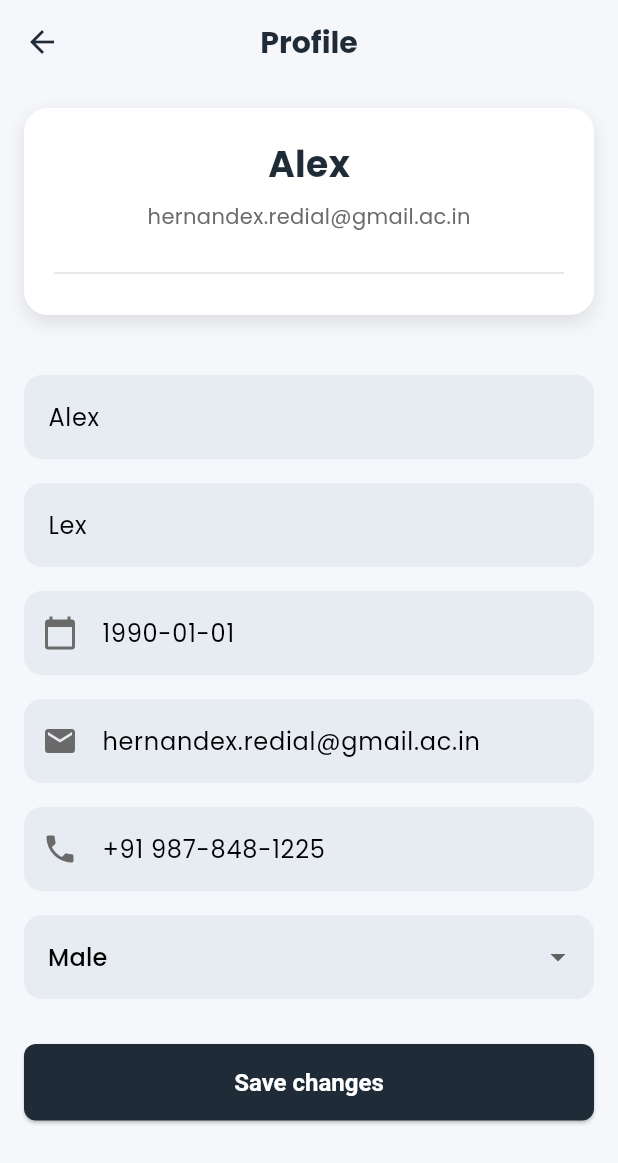
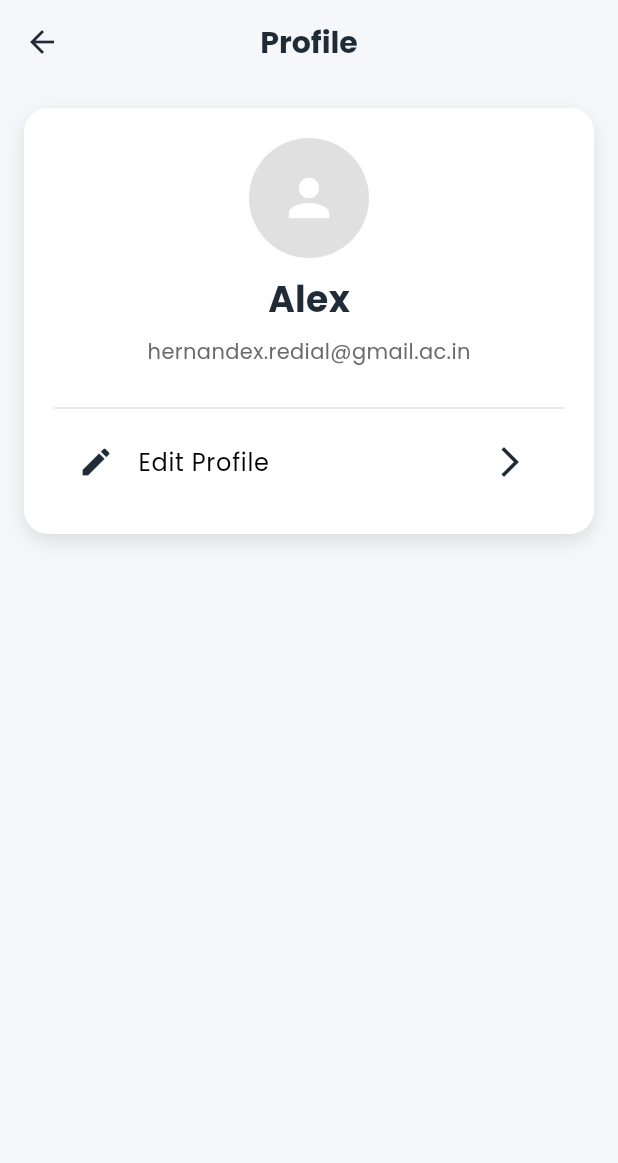
Before and after one commit to zw-weng/EduConnect-Xcode, a Flutter app: the ProfileScreen screen opened directly, on a phone screen of 412 x 824 dp. Shown: the top 1163 px of the screen. Run offline on Flutter 3.47's test engine with Material 3 defaults, Android fonts, the phone set to English and light mode, and no system bars; our stand-ins replace carousel_slider, dio, google_nav_bar, youtube_player_flutter; missing offline and left inert: external_path, flutter_file_dialog, pdfx, youtube_explode_dart.

Commit message:
update profile

```diff
--- a/lib/screens/profile_screen.dart
+++ b/lib/screens/profile_screen.dart
@@ -1,76 +1,20 @@
 import 'package:flutter/material.dart';
 import 'package:educonnect/widgets/profile_card.dart';
-import 'package:educonnect/widgets/profile_form_page.dart';
+import 'edit_profile_screen.dart';
 
-class ProfileScreen extends StatefulWidget {
+class ProfileScreen extends StatelessWidget {
   const ProfileScreen({super.key});
-
-  @override
-  State<ProfileScreen> createState() => _ProfileScreenState();
-}
-
-class _ProfileScreenState extends State<ProfileScreen> {
-  final _formKey = GlobalKey<FormState>();
-
-  // Initial user data
-  final TextEditingController _fullNameController =
-      TextEditingController(text: "Alex");
-  final TextEditingController _nickNameController =
-      TextEditingController(text: "Lex");
-  final TextEditingController _dobController =
-      TextEditingController(text: "1990-01-01"); // Format as YYYY-MM-DD
-  final TextEditingController _emailController =
-      TextEditingController(text: "hernandex.redial@gmail.ac.in");
-  final TextEditingController _phoneNumberController =
-      TextEditingController(text: "+91 987-848-1225");
-
-  String? _selectedGender = 'Male'; // Initial gender selection
-  final List<String> _genderOptions = ['Male', 'Female', 'Other'];
-
-  // Function to show date picker for Date of Birth
-  Future<void> _selectDate(BuildContext context) async {
-    final DateTime? pickedDate = await showDatePicker(
-      context: context,
-      initialDate: DateTime.now(),
-      firstDate: DateTime(1900),
-      lastDate: DateTime.now(),
-    );
-    if (pickedDate != null) {
-      setState(() {
-        _dobController.text =
-            "${pickedDate.toLocal()}".split(' ')[0]; // Format as YYYY-MM-DD
-      });
-    }
-  }
-
-  // Save changes function
-  void _saveChanges() {
-    if (_formKey.currentState!.validate()) {
-      // Save form data or send to backend
-      print('Full Name: ${_fullNameController.text}');
-      print('Nick Name: ${_nickNameController.text}');
-      print('Date of Birth: ${_dobController.text}');
-      print('Email: ${_emailController.text}');
-      print('Phone Number: ${_phoneNumberController.text}');
-      print('Gender: $_selectedGender');
-      ScaffoldMessenger.of(context).showSnackBar(
-        const SnackBar(content: Text('Changes saved successfully!')),
-      );
-    }
-  }
 
   @override
   Widget build(BuildContext context) {
     return Scaffold(
-      backgroundColor: const Color(0xFFF5F7FA), // Light background color
+      backgroundColor: const Color(0xFFF5F7FA),
       appBar: AppBar(
-        backgroundColor: const Color(0xFFF5F7FA), // Match background color
+        backgroundColor: const Color(0xFFF5F7FA),
         elevation: 0,
         leading: IconButton(
           icon: const Icon(Icons.arrow_back, color: Color(0xFF1F2C37)),
-          onPressed: () {
-            Navigator.pop(context);
-          },
+          onPressed: () => Navigator.pop(context),
         ),
         title: const Text(
           'Profile',
@@ -85,37 +29,22 @@ class _ProfileScreenState extends State<ProfileScreen> {
       body: SafeArea(
         child: Padding(
           padding: const EdgeInsets.all(16.0),
-          child: SingleChildScrollView(
-            child: Column(
-              children: [
-                // Profile Card
-                ProfileCard(
-                  fullName: _fullNameController.text,
-                  email: _emailController.text,
-                ),
-
-                const SizedBox(height: 20),
-
-                // Profile Form
-                ProfileForm(
-                  formKey: _formKey,
-                  fullNameController: _fullNameController,
-                  nickNameController: _nickNameController,
-                  dobController: _dobController,
-                  emailController: _emailController,
-                  phoneNumberController: _phoneNumberController,
-                  selectedGender: _selectedGender,
-                  genderOptions: _genderOptions,
-                  onGenderChanged: (String? newGender) {
-                    setState(() {
-                      _selectedGender = newGender;
-                    });
-                  },
-                  onSelectDate: () => _selectDate(context),
-                  onSaveChanges: _saveChanges,
-                ),
-              ],
-            ),
+          child: Column(
+            children: [
+              ProfileCard(
+                fullName: "Alex",
+                email: "hernandex.redial@gmail.ac.in",
+                onEdit: () {
+                  // Navigate to EditProfileScreen
+                  Navigator.push(
+                    context,
+                    MaterialPageRoute(
+                        builder: (context) => const EditProfileScreen()),
+                  );
+                },
+              ),
+              const Spacer(),
+            ],
           ),
         ),
       ),
--- a/lib/widgets/profile_card.dart
+++ b/lib/widgets/profile_card.dart
@@ -3,11 +3,13 @@ import 'package:flutter/material.dart';
 class ProfileCard extends StatelessWidget {
   final String fullName;
   final String email;
+  final VoidCallback onEdit;
 
   const ProfileCard({
     super.key,
     required this.fullName,
     required this.email,
+    required this.onEdit,
   });
 
   @override
@@ -28,6 +30,12 @@ class ProfileCard extends StatelessWidget {
       child: Column(
         crossAxisAlignment: CrossAxisAlignment.center,
         children: [
+          CircleAvatar(
+            radius: 40,
+            backgroundColor: Colors.grey[300],
+            child: Icon(Icons.person, size: 40, color: Colors.white),
+          ),
+          const SizedBox(height: 10),
           Text(
             fullName,
             style: const TextStyle(
@@ -46,6 +54,13 @@ class ProfileCard extends StatelessWidget {
           ),
           const SizedBox(height: 20.0),
           Divider(color: Colors.grey[300]),
+          ListTile(
+            leading: const Icon(Icons.edit, color: Color(0xFF1F2C37)),
+            title: const Text('Edit Profile'),
+            trailing:
+                const Icon(Icons.arrow_forward_ios, color: Color(0xFF1F2C37)),
+            onTap: onEdit,
+          ),
         ],
       ),
     );
```
Also changed, not shown: lib/screens/edit_profile_screen.dart (added, +143 -0 lines), lib/widgets/gender_dropdown.dart (added, +37 -0 lines), lib/widgets/profile_text_field.dart (added, +37 -0 lines).
